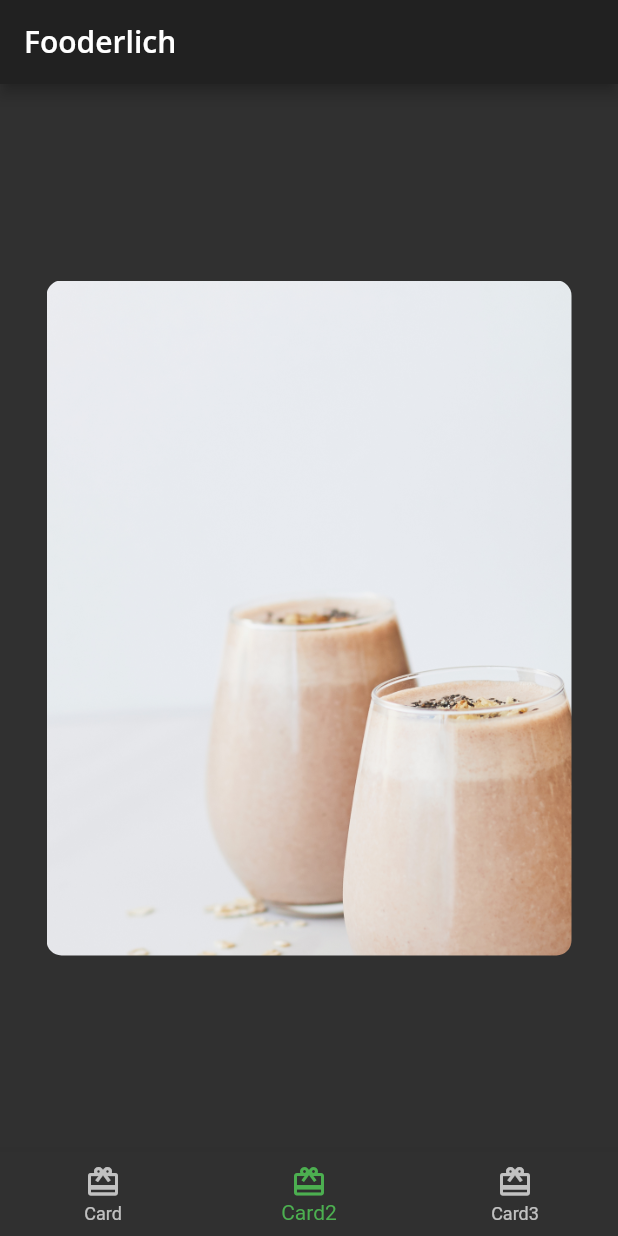
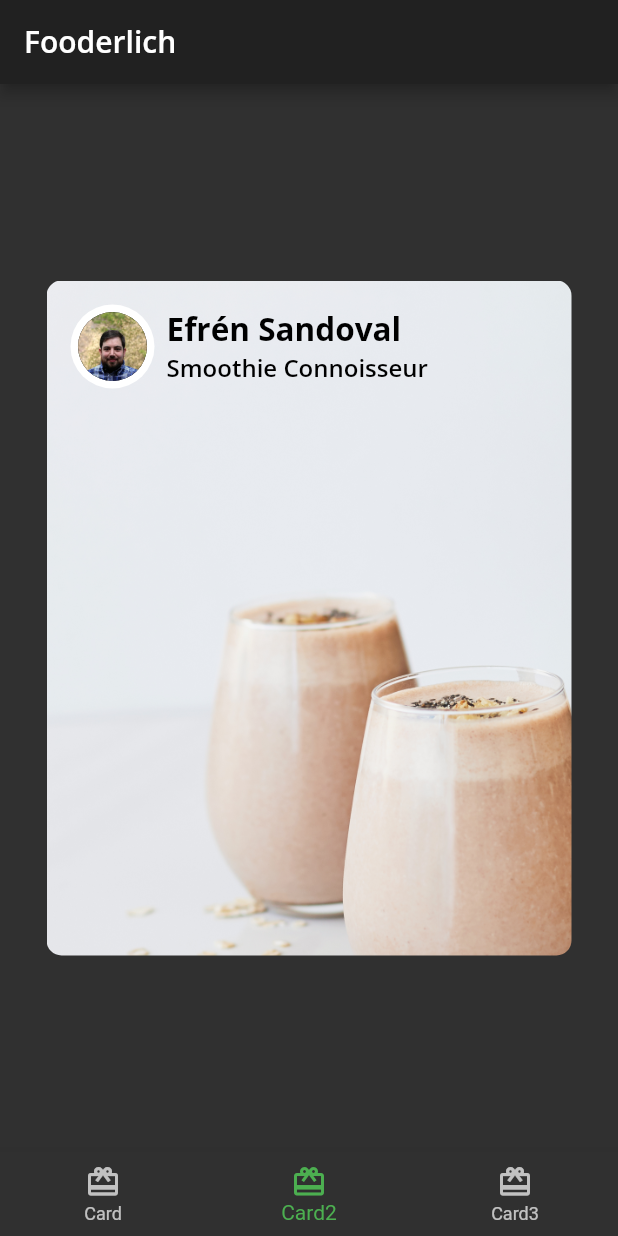
Before and after one commit to efesappsfactory/fooderlich, a Flutter app: the screen it shows after launch, item 2 of the bottom bar chosen, on a phone screen of 412 x 824 dp. Run offline on Flutter 3.47's test engine with Material 2 defaults, Android fonts, the phone set to English and light mode, and no system bars; our stand-ins replace google_fonts.

Commit message:
composing the AutorCard widget

```diff
--- a/lib/author_card.dart
+++ b/lib/author_card.dart
@@ -19,7 +19,30 @@ class AuthorCard extends StatelessWidget {
     return Container(
       padding: const EdgeInsets.all(16),
       child: Row(
-        children: [],
+        children: [
+          Row(
+            children: [
+              CircleImage(
+                imageProvider: imageProvider,
+                imageRadius: 28,
+              ),
+              const SizedBox(width: 8),
+              Column(
+                crossAxisAlignment: CrossAxisAlignment.start,
+                children: [
+                  Text(
+                    authorName,
+                    style: FooderlichTheme.lightTextTheme.headline2,
+                  ),
+                  Text(
+                    title,
+                    style: FooderlichTheme.lightTextTheme.headline3,
+                  )
+                ],
+              ),
+            ],
+          ),
+        ],
       ),
     );
   }
```
